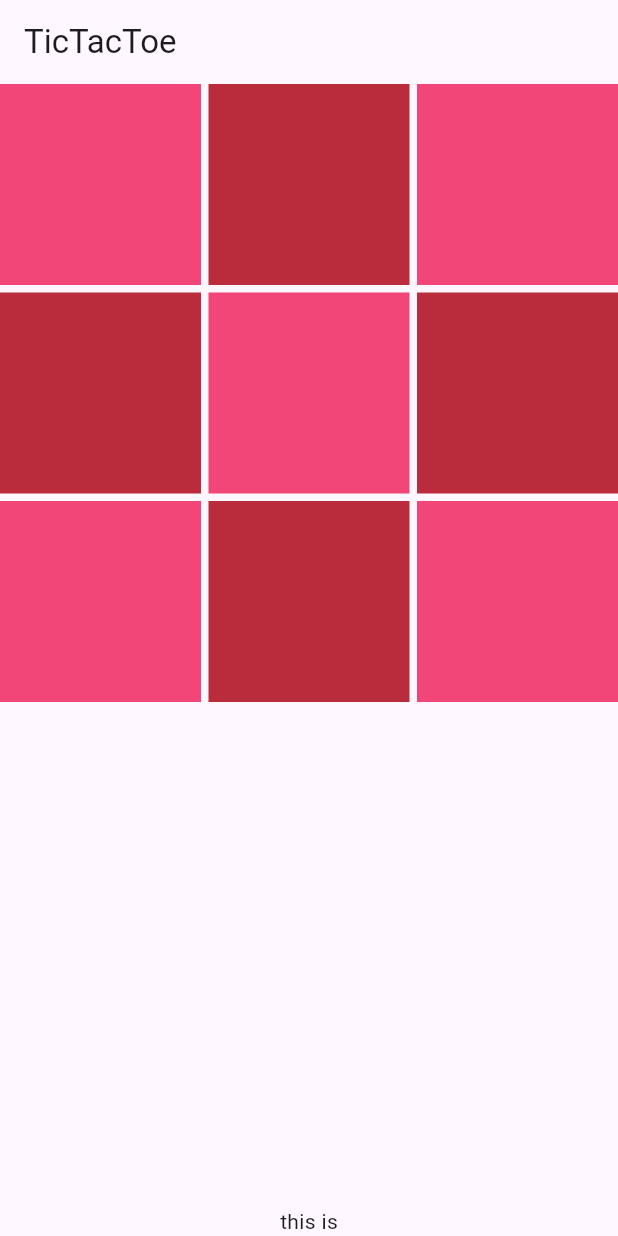
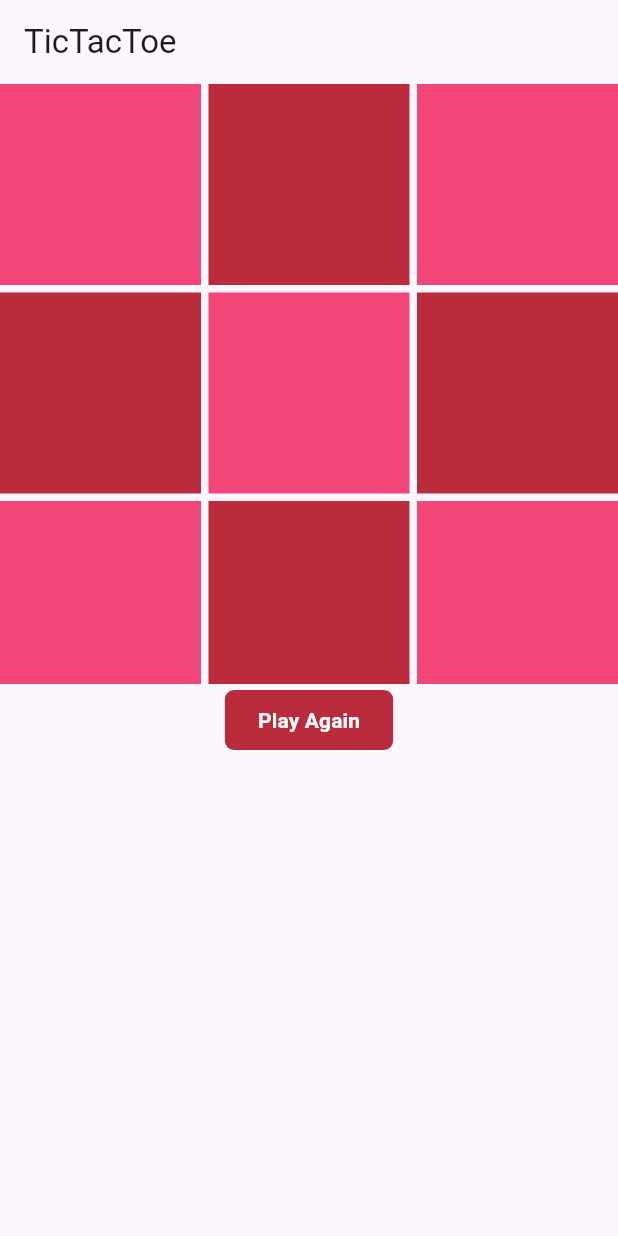
Before and after one commit to HP1324/tic_tac_toe, a Flutter app: the screen it shows after launch, on a phone screen of 412 x 824 dp. Run offline on Flutter 3.47's test engine with Material 3 defaults, Android fonts, the phone set to English and light mode, and no system bars.

```diff
--- a/lib/tic_tac_toe.dart
+++ b/lib/tic_tac_toe.dart
@@ -1,3 +1,5 @@
+import 'dart:developer';
+
 import 'package:flutter/material.dart';
 
 class TicTacToe extends StatelessWidget {
@@ -26,13 +28,16 @@ class _GameScreenState extends State<GameScreen> {
   bool xTurn = true;
   String x = 'X';
   String o = 'O';
+  int inputCount = 0;
+  String winner = '';
   @override
   Widget build(BuildContext context) {
     return Scaffold(
       appBar: AppBar(title: Text('TicTacToe')),
       body: Column(
         children: [
-          Expanded(
+          SizedBox(
+            height: 400,
             child: GridView(
               gridDelegate: const SliverGridDelegateWithFixedCrossAxisCount(
                 crossAxisCount: 3,
@@ -42,15 +47,21 @@ class _GameScreenState extends State<GameScreen> {
               children: List<InkWell>.generate(9, (index) {
                 return InkWell(
                   onTap: () {
-                    // debugPrint('is empty${texts[index].isEmpty}');
+
                     setState(() {
-                      if (texts[index].isEmpty) {
+                      if (texts[index].isEmpty && winner.isEmpty) {
                         if (xTurn) {
                           texts[index] = x;
                           xTurn = false;
                         } else {
                           texts[index] = o;
                           xTurn = true;
+                        }
+                        ++inputCount;
+                        winner = getWinner();
+                        log('This is winner $winner');
+                        if (winner.isNotEmpty) {
+                          Future.delayed(const Duration(seconds: 1), () => resetGame());
                         }
                         print(texts);
                       }
@@ -72,16 +83,30 @@ class _GameScreenState extends State<GameScreen> {
               }),
             ),
           ),
-          Container(
-            child: Text('this is'),
-          )
+          if (winner.isNotEmpty)
+            Text(
+              '$winner Wins',
+              style: TextStyle(fontSize: 30, color: darkPink, fontWeight: FontWeight.bold),
+            ),
+          FilledButton(
+              onPressed: () {
+                resetGame();
+              },
+              style: FilledButton.styleFrom(
+                  backgroundColor: darkPink,
+                  shape: RoundedRectangleBorder(borderRadius: BorderRadius.circular(6)),
+                  padding: EdgeInsets.symmetric(horizontal: 22, vertical: 6)),
+              child: Text('Play Again',
+                  style: TextStyle(color: Colors.white, fontWeight: FontWeight.bold)))
         ],
       ),
     );
   }
 
+
   String getWinner() {
     if (isSame(texts[0], texts[1], texts[2])) {
+      log('inside working condition');
       return texts[0];
     } else if (isSame(texts[3], texts[4], texts[5])) {
       return texts[3];
@@ -102,6 +127,17 @@ class _GameScreenState extends State<GameScreen> {
   }
 
   bool isSame(String first, String second, String third) {
-    return first == second && second == third;
+    if(first.isNotEmpty && second.isNotEmpty && third.isNotEmpty) {
+      return first == second && second == third;
+    }
+    return false;
+  }
+
+  void resetGame() {
+    setState(() {
+     texts= ['', '', '', '', '', '', '', '', ''];
+      winner = '';
+      print(winner.isEmpty);
+    });
   }
 }
```
